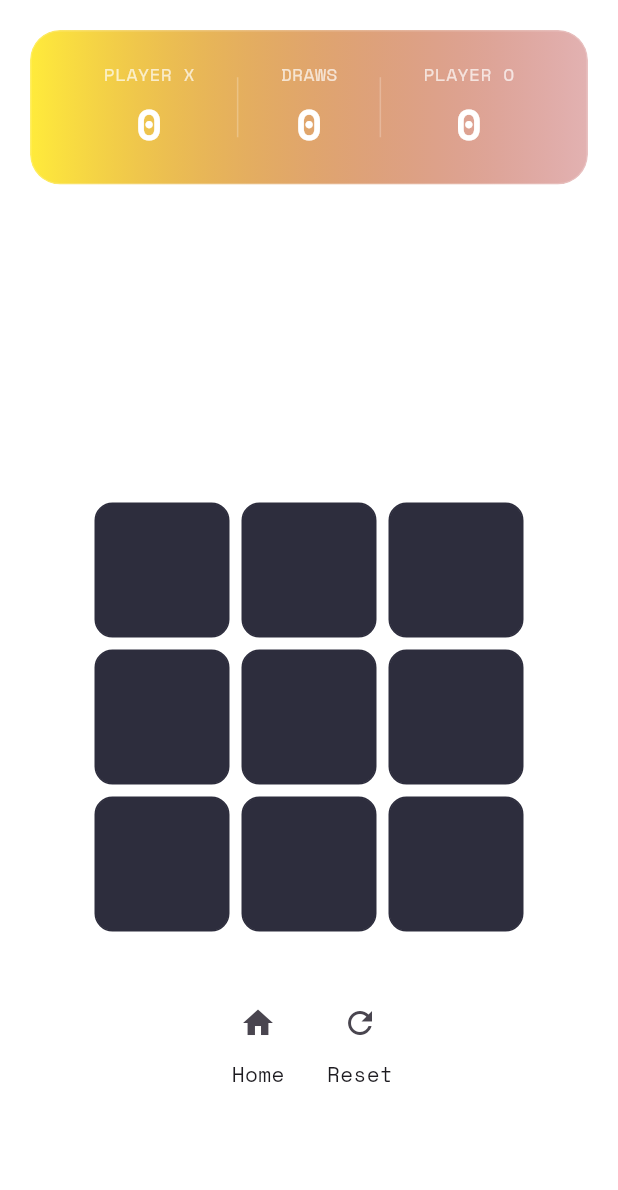
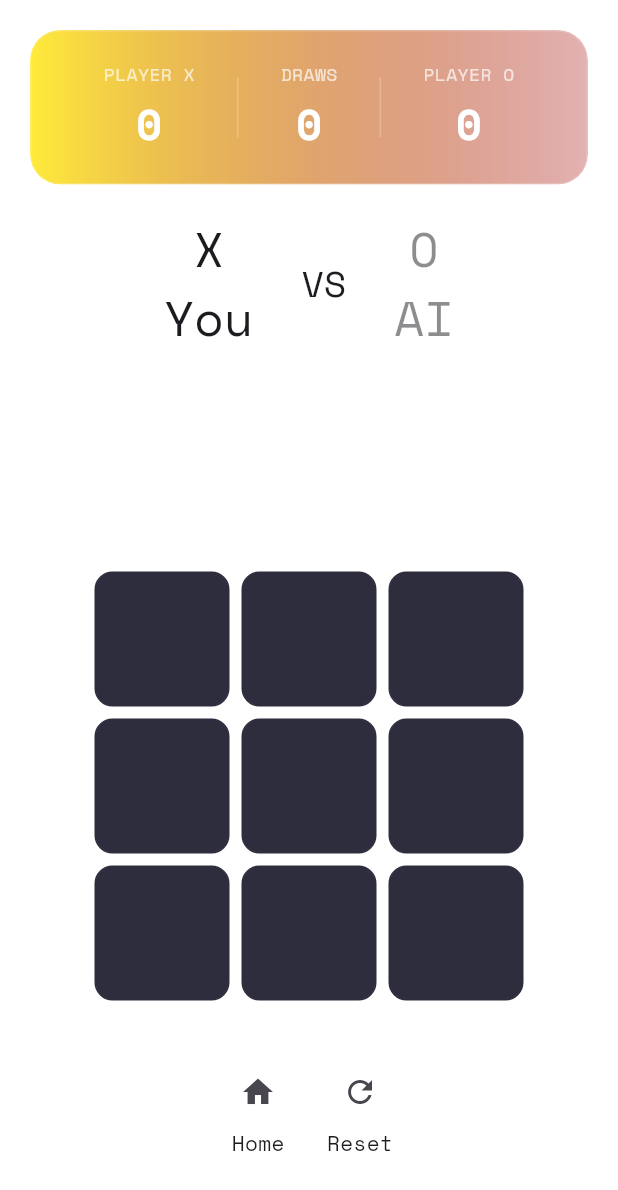
Before and after one commit to essolimhq/tictactoe, a Flutter app: the GameScreen screen opened by its route, on a phone screen of 412 x 824 dp. Shown: the top 1190 px of the screen. Run offline on Flutter 3.47's test engine with Material 3 defaults, Android fonts, the phone set to English and light mode, and no system bars; drawn by our look-alikes of flutter_animate; our stand-ins replace flutter_riverpod, fpdart, freezed_annotation, go_router, riverpod_annotation, shared_preferences; accounts and stored records are empty; generated files the repository leaves out were written again.

Commit message:
feat: implement current playing player

```diff
--- a/lib/features/game/domain/entities/game_state.dart
+++ b/lib/features/game/domain/entities/game_state.dart
@@ -11,6 +11,8 @@ part 'game_state.freezed.dart';
 
 @freezed
 abstract class GameState with _$GameState {
+  const GameState._();
+
   const factory GameState({
     required Board board,
     required Player currentPlayer,
@@ -31,4 +33,7 @@ abstract class GameState with _$GameState {
         score: Score(x: 0, o: 0, draw: 0),
         gameMode: GameMode.vsAI,
       );
+
+  String get playerXLabel => gameMode == GameMode.vsAI ? 'You' : 'Player X';
+  String get playerOLabel => gameMode == GameMode.vsAI ? 'AI' : 'Player O';
 }
--- a/lib/features/game/presentation/screens/game_screen.dart
+++ b/lib/features/game/presentation/screens/game_screen.dart
@@ -6,6 +6,7 @@ import 'package:tictactoe/features/game/domain/entities/player.dart';
 import 'package:tictactoe/features/game/presentation/screens/menu_screen.dart';
 import 'package:tictactoe/features/game/presentation/widgets/game_result_dialog.dart';
 import 'package:tictactoe/features/game/presentation/widgets/gameboard.dart';
+import 'package:tictactoe/features/game/presentation/widgets/players.dart';
 import 'package:tictactoe/features/game/presentation/widgets/score_board.dart';
 import 'package:tictactoe/features/game/providers/game_controller_provider.dart';
 
@@ -47,6 +48,7 @@ class GameScreen extends StatelessWidget {
             child: Column(
               children: [
                 ScoreBoard(),
+                const Players(),
                 Consumer(builder: (context, ref, _) {
                   return Text(
                     ref.watch(gameControllerProvider).winner?.symbol ?? "",
--- /dev/null
+++ b/lib/features/game/presentation/widgets/player_section.dart
@@ -0,0 +1,49 @@
+import 'package:flutter/material.dart';
+import 'package:flutter_animate/flutter_animate.dart';
+
+class PlayerSection extends StatelessWidget {
+  final String symbol;
+  final String label;
+  final bool isActive;
+
+  const PlayerSection({
+    super.key,
+    required this.symbol,
+    required this.label,
+    required this.isActive,
+  });
+
+  @override
+  Widget build(BuildContext context) {
+    final widget = Opacity(
+      opacity: isActive ? 1.0 : 0.5,
+      child: Column(
+        children: [
+          Text(symbol, style: const TextStyle(fontSize: 32)),
+          Text(label, style: const TextStyle(fontSize: 32)),
+        ],
+      ),
+    );
+
+    if (!isActive) return widget;
+
+    return widget
+        .animate(
+          key: ValueKey('$symbol-pulse'),
+          onPlay: (controller) => controller.repeat(),
+        )
+        .scale(
+          begin: const Offset(1.0, 1.0),
+          end: const Offset(1.05, 1.05),
+          duration: 600.ms,
+          curve: Curves.easeInOut,
+        )
+        .then()
+        .scale(
+          begin: const Offset(1.05, 1.05),
+          end: const Offset(1.0, 1.0),
+          duration: 600.ms,
+          curve: Curves.easeInOut,
+        );
+  }
+}
--- /dev/null
+++ b/lib/features/game/presentation/widgets/players.dart
@@ -0,0 +1,38 @@
+import 'package:flutter/material.dart';
+import 'package:flutter_riverpod/flutter_riverpod.dart';
+import 'package:tictactoe/features/game/presentation/widgets/player_section.dart';
+import 'package:tictactoe/features/game/providers/game_controller_provider.dart';
+
+class Players extends StatelessWidget {
+  const Players({
+    super.key,
+  });
+
+  @override
+  Widget build(BuildContext context) {
+    return Consumer(builder: (context, ref, _) {
+      final state = ref.watch(gameControllerProvider);
+      final isXTurn = state.currentPlayer.isX;
+
+      return Center(
+        child: Row(
+          mainAxisAlignment: MainAxisAlignment.center,
+          spacing: 32,
+          children: [
+            PlayerSection(
+              symbol: 'X',
+              label: state.playerXLabel,
+              isActive: isXTurn,
+            ),
+            const Text("VS", style: TextStyle(fontSize: 24)),
+            PlayerSection(
+              symbol: 'O',
+              label: state.playerOLabel,
+              isActive: !isXTurn,
+            ),
+          ],
+        ),
+      );
+    });
+  }
+}
```
